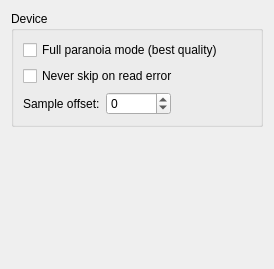
The window that widgets/devicewidgetUI.ui (KDE/audex) describes before a commit, drawn with Qt 5.
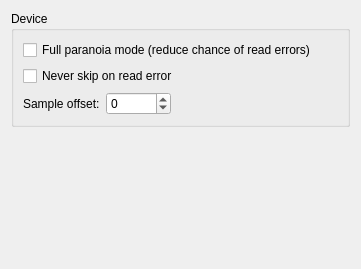
The same window after the commit.

Commit message: Replace cdparanoia with libcdio-paranoia

```diff
--- a/widgets/devicewidgetUI.ui
+++ b/widgets/devicewidgetUI.ui
@@ -6,7 +6,7 @@
    <rect>
     <x>0</x>
     <y>0</y>
-    <width>274</width>
+    <width>361</width>
     <height>269</height>
    </rect>
   </property>
@@ -20,7 +20,7 @@
       <item row="0" column="0">
        <widget class="QCheckBox" name="kcfg_paranoiaMode">
         <property name="text">
-         <string>Full paranoia mode (best quality)</string>
+         <string>Full paranoia mode (reduce chance of read errors)</string>
         </property>
        </widget>
       </item>
```
Left out of the diff: 2 changed lines with no effect on the pictures. The commit also changes 8 other files.
